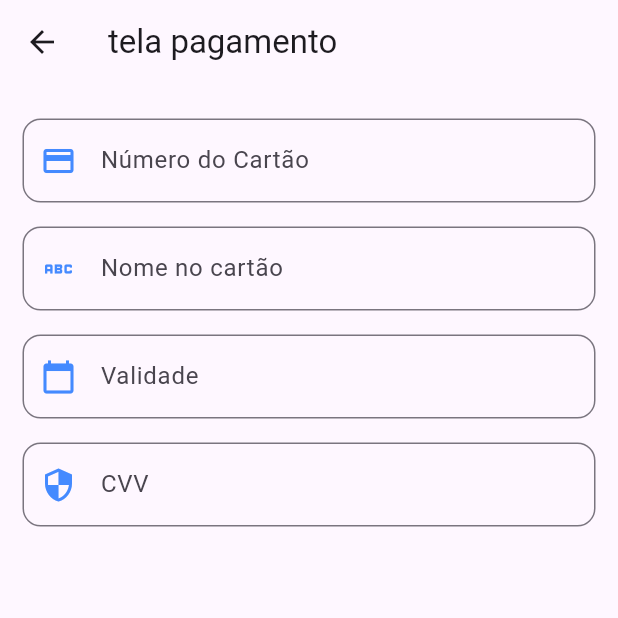
After one commit to Ido7220/Projeto-de-Software, a Flutter app: the TelaPagamento screen opened directly, on a phone screen of 412 x 824 dp, the top half of it. The commit adds this screen. Run offline on Flutter 3.47's test engine with Material 3 defaults, Android fonts, the phone set to English and light mode, and no system bars; our stand-ins replace supabase_flutter; accounts and stored records are empty.

Commit message:
tela de pagamento

```diff
--- a/PROJETO/pure_project/lib/minhas_reservas.dart
+++ b/PROJETO/pure_project/lib/minhas_reservas.dart
@@ -9,7 +9,6 @@ class TelaMinhasReservas extends StatefulWidget {
 }
 
 class _TelaMinhasReservasState extends State<TelaMinhasReservas> {
-  // 1. Pegamos o ID do utilizador atualmente logado no dispositivo
   final String? _idUsuarioLogado =
       Supabase.instance.client.auth.currentUser?.id;
 
--- /dev/null
+++ b/PROJETO/pure_project/lib/tela_pagamento.dart
@@ -0,0 +1,90 @@
+import 'package:flutter/material.dart';
+
+class TelaPagamento extends StatefulWidget {
+  const TelaPagamento({super.key});
+
+  @override
+  State<TelaPagamento> createState() => _TelaPagamentoState();
+}
+
+class _TelaPagamentoState extends State<TelaPagamento> {
+  final _numeroController = TextEditingController();
+  final _nomeController = TextEditingController();
+  final _validadeController = TextEditingController();
+  final _cvvController = TextEditingController();
+
+  @override
+  void dispose() {
+    _nomeController.dispose();
+    _numeroController.dispose();
+    _validadeController.dispose();
+    _cvvController.dispose();
+    super.dispose();
+  }
+
+  @override
+  Widget build(BuildContext context) {
+    return Scaffold(
+      appBar: AppBar(title: Text('tela pagamento')),
+      body: ListView(
+        padding: EdgeInsets.all(15),
+        children: [
+          Column(
+            children: [
+              _campos(
+                _numeroController,
+                'Número do Cartão',
+                '0000 0000 0000 0000',
+                Icons.credit_card,
+                19,
+              ),
+              _campos(
+                _nomeController,
+                'Nome no cartão',
+                'Ex: JOAO SILVA',
+                Icons.abc,
+                200,
+              ),
+              _campos(
+                _validadeController,
+                'Validade',
+                'MM/AA',
+                Icons.calendar_today,
+                5,
+              ),
+              _campos(_cvvController, 'CVV', '123', Icons.security, 3),
+              SizedBox(height: 10),
+            ],
+          ),
+        ],
+      ),
+    );
+  }
+}
+
+Widget _campos(
+  TextEditingController controller,
+  String texto,
+  String texto2,
+  IconData icone,
+  int tamanho,
+) {
+  return Padding(
+    padding: EdgeInsetsGeometry.symmetric(vertical: 8.0),
+    child: TextField(
+      controller: controller,
+      maxLength: tamanho,
+      decoration: InputDecoration(
+        labelText: texto,
+        hintText: texto2,
+        prefixIcon: Icon(icone, color: Colors.blueAccent),
+        border: OutlineInputBorder(borderRadius: BorderRadius.circular(12)),
+        focusedBorder: OutlineInputBorder(
+          borderRadius: BorderRadius.circular(12),
+          borderSide: const BorderSide(color: Colors.blueAccent, width: 2),
+        ),
+        counterText: "",
+      ),
+    ),
+  );
+}
```
Also changed, not shown: PROJETO/pure_project/lib/tela_servicos_home.dart (+19 -8 lines), 20 other files.
